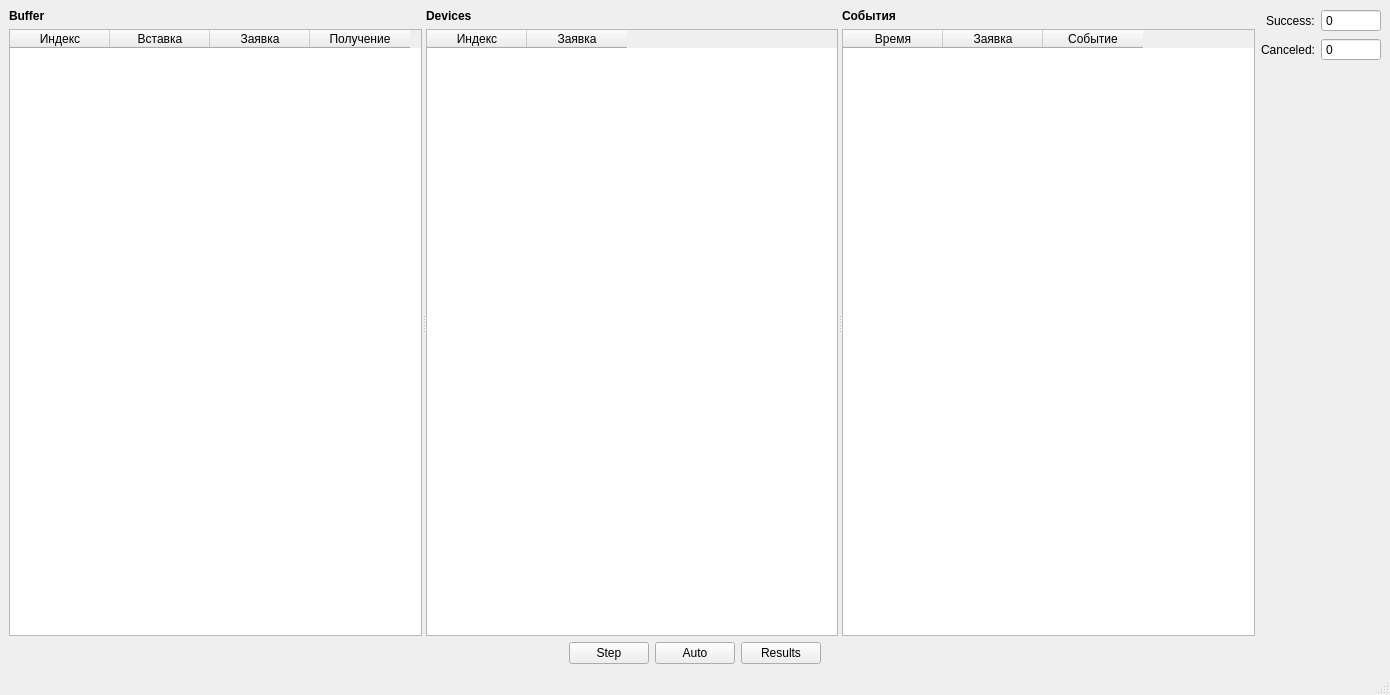
First picture: the form in src/MainWindow/mainWindow.ui, repository Hryapusek/aps-qt, before the edit.
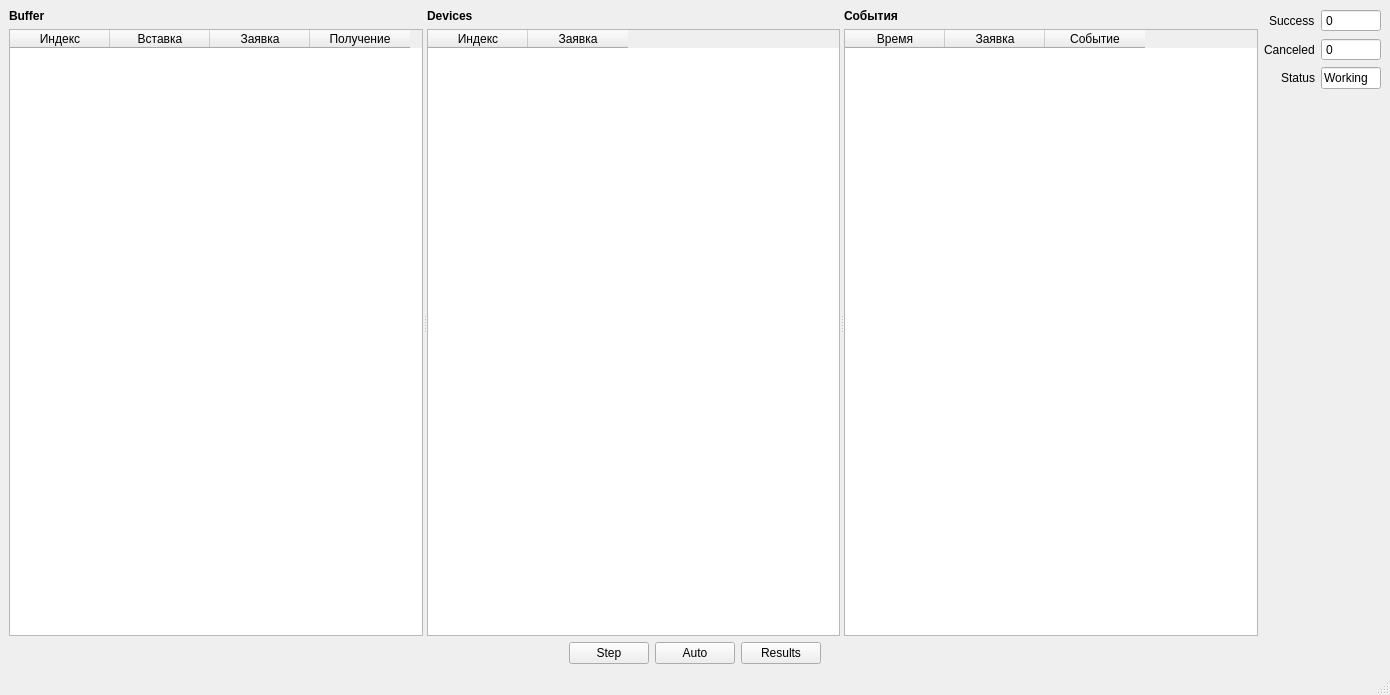
Second picture: the form after the edit.

```diff
--- a/src/MainWindow/mainWindow.ui
+++ b/src/MainWindow/mainWindow.ui
@@ -157,7 +157,7 @@
             <item>
              <widget class="QLabel" name="label_2">
               <property name="text">
-               <string>Success:</string>
+               <string>Success</string>
               </property>
              </widget>
             </item>
@@ -200,7 +200,7 @@
             <item>
              <widget class="QLabel" name="label_5">
               <property name="text">
-               <string>Canceled:</string>
+               <string>Canceled</string>
               </property>
              </widget>
             </item>
@@ -225,6 +225,46 @@
             </item>
            </layout>
           </item>
+          <item>
+           <layout class="QHBoxLayout" name="horizontalLayout_8">
+            <item>
+             <spacer name="horizontalSpacer_6">
+              <property name="orientation">
+               <enum>Qt::Horizontal</enum>
+              </property>
+              <property name="sizeHint" stdset="0">
+               <size>
+                <width>0</width>
+                <height>20</height>
+               </size>
+              </property>
+             </spacer>
+            </item>
+            <item>
+             <widget class="QLabel" name="label_6">
+              <property name="text">
+               <string>Status</string>
+              </property>
+             </widget>
+            </item>
+            <item>
+             <widget class="QLineEdit" name="statusLine">
+              <property name="maximumSize">
+               <size>
+                <width>60</width>
+                <height>16777215</height>
+               </size>
+              </property>
+              <property name="text">
+               <string>Working</string>
+              </property>
+              <property name="readOnly">
+               <bool>true</bool>
+              </property>
+             </widget>
+            </item>
+           </layout>
+          </item>
           <item>
            <spacer name="verticalSpacer">
             <property name="orientation">
```
